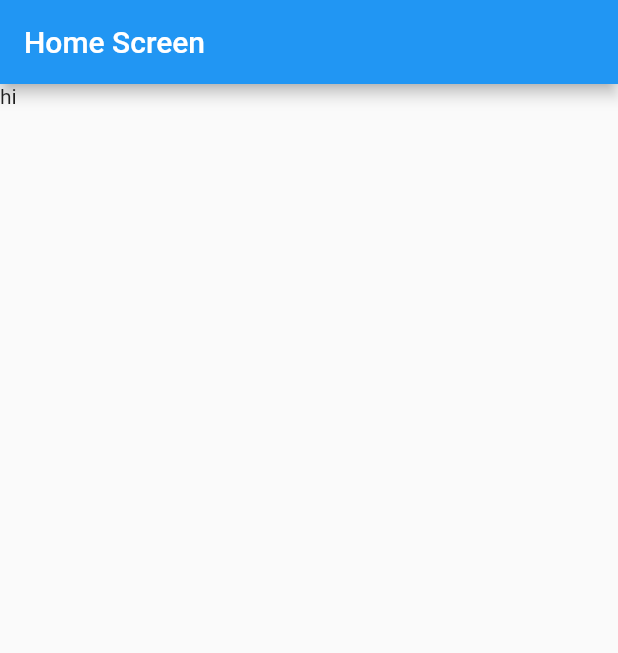
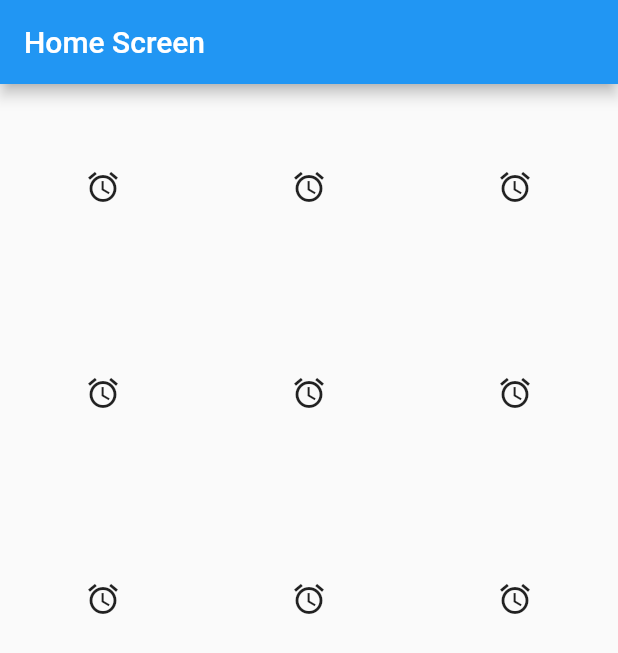
Before and after one commit to ShakibulDeveloper/flutter-practise-code, a Flutter app: the screen it shows after launch, on a phone screen of 412 x 824 dp. Shown: the top 653 px of the screen. Run offline on Flutter 3.47's test engine with Material 2 defaults, Android fonts, the light colour scheme and no system bars.

Commit message:
class four part 3

```diff
--- a/lib/main.dart
+++ b/lib/main.dart
@@ -22,7 +22,20 @@ class HomeScreen extends StatelessWidget{
       appBar: AppBar(
         title: Text("Home Screen"),
       ),
-      body: Text("hi"),
+      body: GridView(
+        gridDelegate: SliverGridDelegateWithFixedCrossAxisCount(crossAxisCount: 3),
+        children: [
+          Icon(Icons.access_alarm),
+          Icon(Icons.access_alarm),
+          Icon(Icons.access_alarm),
+          Icon(Icons.access_alarm),
+          Icon(Icons.access_alarm),
+          Icon(Icons.access_alarm),
+          Icon(Icons.access_alarm),
+          Icon(Icons.access_alarm),
+          Icon(Icons.access_alarm),
+        ],
+      ),
 
     );
   }
```
